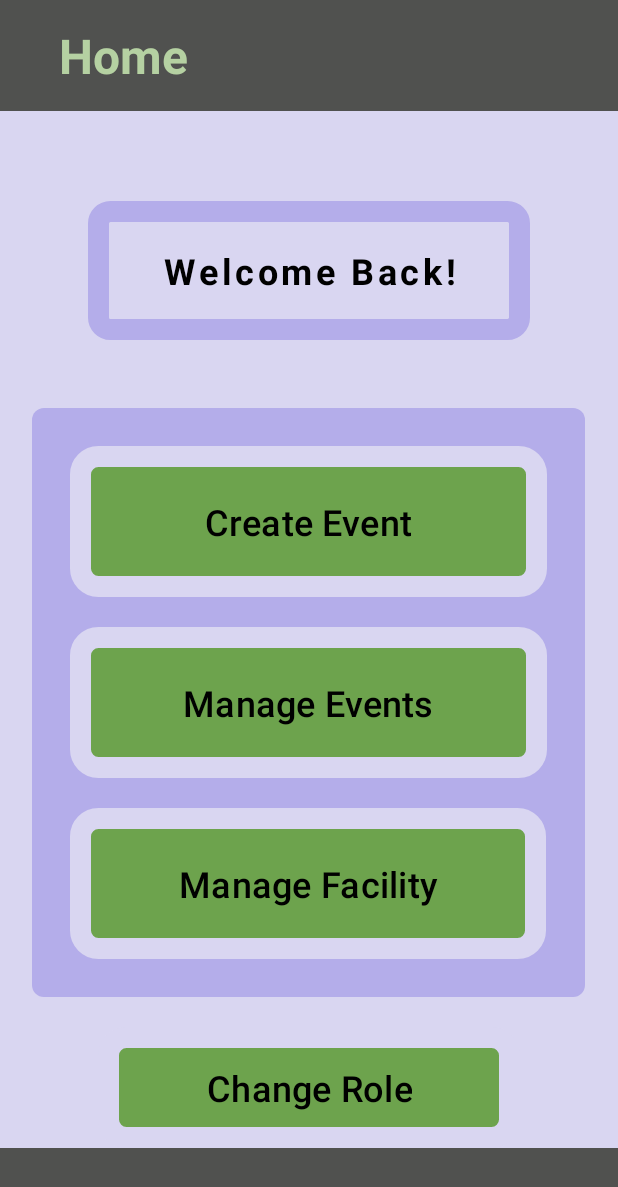
After one commit to CMPUT301F24castle/king-of-the-castle, an Android app: the layout organizer_dashboard.xml on its own in the app's theme, with its tools: preview values and no code run, on a phone screen of 412 x 824 dp. The commit adds this screen. Shown: the top 1187 px of the screen. Run offline under Robolectric (Android 15) with nearby library versions, the phone set to English and light mode, and no system bars.

Commit message:
Added UI/xml for organizer dashboard and edit facility screen

```diff
--- /dev/null
+++ b/Project/app/src/main/res/drawable/organizer_button_bg.xml
@@ -0,0 +1,8 @@
+<?xml version="1.0" encoding="utf-8"?>
+<shape xmlns:android="http://schemas.android.com/apk/res/android">
+    <solid android:color="@color/dark_green" />
+    <corners android:radius="12dp" />
+    <stroke
+        android:width="14dp"
+        android:color="@color/screen_bg"/>
+</shape>
--- /dev/null
+++ b/Project/app/src/main/res/drawable/organizer_button_layout_bg.xml
@@ -0,0 +1,7 @@
+<?xml version="1.0" encoding="utf-8"?>
+<shape xmlns:android="http://schemas.android.com/apk/res/android">
+    <solid android:color="@color/border_color" />
+    <corners android:radius="8dp" />
+    <stroke
+        android:color="@color/border_color"/>
+</shape>
--- /dev/null
+++ b/Project/app/src/main/res/drawable/welcome_back_rounded_border.xml
@@ -0,0 +1,8 @@
+<?xml version="1.0" encoding="utf-8"?>
+<shape xmlns:android="http://schemas.android.com/apk/res/android">
+    <solid android:color="@color/screen_bg" />
+    <corners android:radius="8dp" />
+    <stroke
+        android:width="14dp"
+        android:color="@color/border_color"/>
+</shape>
--- /dev/null
+++ b/Project/app/src/main/res/layout/organizer_dashboard.xml
@@ -0,0 +1,115 @@
+<?xml version="1.0" encoding="utf-8"?>
+<LinearLayout xmlns:android="http://schemas.android.com/apk/res/android"
+    xmlns:app="http://schemas.android.com/apk/res-auto"
+    android:orientation="vertical"
+    android:layout_width="match_parent"
+    android:layout_height="match_parent"
+    android:background="@color/screen_bg">
+
+    <TextView
+        android:layout_width="match_parent"
+        android:layout_height="wrap_content"
+        android:text="   Home"
+        android:textColor="@color/light_green"
+        android:background="@color/custom_gray"
+        android:textSize="32sp"
+        android:textStyle="bold"
+        android:padding="15dp"
+         />
+
+    <TextView
+        android:layout_width="wrap_content"
+        android:layout_height="wrap_content"
+        android:text="Welcome Back!"
+        android:textColor="@color/black"
+        android:background="@drawable/welcome_back_rounded_border"
+        android:layout_marginTop="60dp"
+        android:paddingBottom="30dp"
+        android:paddingTop="30dp"
+        android:paddingStart="50dp"
+        android:paddingEnd="50dp"
+        android:gravity="center"
+        android:layout_gravity="center"
+        android:textSize="24sp"
+        android:textStyle="bold"
+        android:letterSpacing="0.1"/>
+    <LinearLayout
+        android:orientation="vertical"
+        android:layout_width="wrap_content"
+        android:layout_height="wrap_content"
+        android:background="@drawable/organizer_button_layout_bg"
+        android:padding="25dp"
+        android:layout_gravity="center"
+        android:layout_marginTop="45dp">
+        <Button
+            android:id="@+id/create_event_button"
+            android:layout_width="wrap_content"
+            android:layout_height="wrap_content"
+            android:text="Create Event"
+            android:textColor="@android:color/black"
+            app:backgroundTint="@null"
+            android:background="@drawable/organizer_button_bg"
+            android:paddingTop="30dp"
+            android:paddingBottom="30dp"
+            android:paddingStart="90dp"
+            android:paddingEnd="90dp"
+            android:textSize="24sp"/>
+        <Button
+            android:id="@+id/manage_event_button"
+            android:layout_width="wrap_content"
+            android:layout_height="wrap_content"
+            android:text="Manage Events"
+            android:textColor="@android:color/black"
+            app:backgroundTint="@null"
+            android:background="@drawable/organizer_button_bg"
+            android:paddingTop="30dp"
+            android:paddingBottom="30dp"
+            android:paddingStart="75dp"
+            android:paddingEnd="75dp"
+            android:textSize="24sp"
+            android:layout_marginTop="20dp"/>
+        <Button
+            android:id="@+id/manage_facility_button"
+            android:layout_width="wrap_content"
+            android:layout_height="wrap_content"
+            android:text="Manage Facility"
+            android:textColor="@android:color/black"
+            app:backgroundTint="@null"
+            android:background="@drawable/organizer_button_bg"
+            android:paddingTop="30dp"
+            android:paddingBottom="30dp"
+            android:paddingStart="72dp"
+            android:paddingEnd="72dp"
+            android:textSize="24sp"
+            android:layout_marginTop="20dp"/>
+
+    </LinearLayout>
+    <Button
+        android:id="@+id/change_role_button"
+        android:layout_width="wrap_content"
+        android:layout_height="wrap_content"
+        android:text="Change Role"
+        android:textColor="@android:color/black"
+        app:backgroundTint="@null"
+        android:background="@drawable/organizer_button_bg"
+        android:paddingTop="20dp"
+        android:paddingBottom="20dp"
+        android:paddingStart="72dp"
+        android:paddingEnd="72dp"
+        android:textSize="24sp"
+        android:layout_marginTop="20dp"
+        android:layout_gravity="center"/>
+    <View
+        android:layout_width="match_parent"
+        android:layout_height="0dp"
+        android:layout_weight="1" />
+    <TextView
+        android:layout_width="match_parent"
+        android:layout_height="wrap_content"
+        android:textColor="@color/light_green"
+        android:background="@color/custom_gray"
+        android:textSize="32sp"
+        android:textStyle="bold"
+        android:padding="15dp"/>
+
+</LinearLayout>
--- a/Project/app/src/main/res/values/colors.xml
+++ b/Project/app/src/main/res/values/colors.xml
@@ -2,4 +2,10 @@
 <resources>
     <color name="black">#FF000000</color>
     <color name="white">#FFFFFFFF</color>
+    <color name="screen_bg">#D9D6F1</color>
+    <color name="border_color">#B4ADEA</color>
+    <color name="medium_purple">#C7C2EE</color>
+    <color name="dark_green">#6DA34D</color>
+    <color name="light_green">#B5D1A2</color>
+    <color name="custom_gray">#50514F</color>
 </resources>
```
Also changed, not shown: Project/app/src/main/res/drawable/calendar_icon.xml (added, +10 -0 lines), Project/app/src/main/res/drawable/edit_facility_screen_bg.xml (added, +8 -0 lines), Project/app/src/main/res/layout/manage_facility_screen.xml (added, +130 -0 lines).
